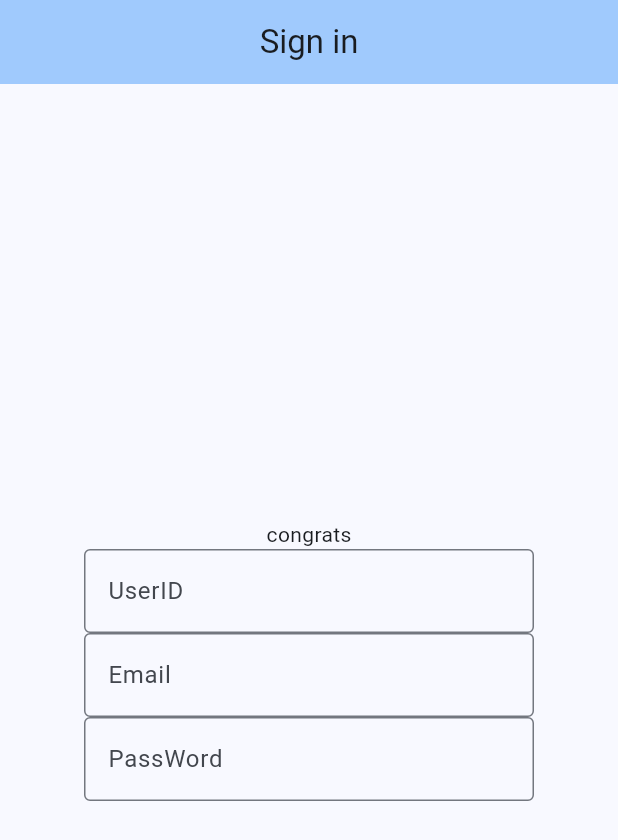
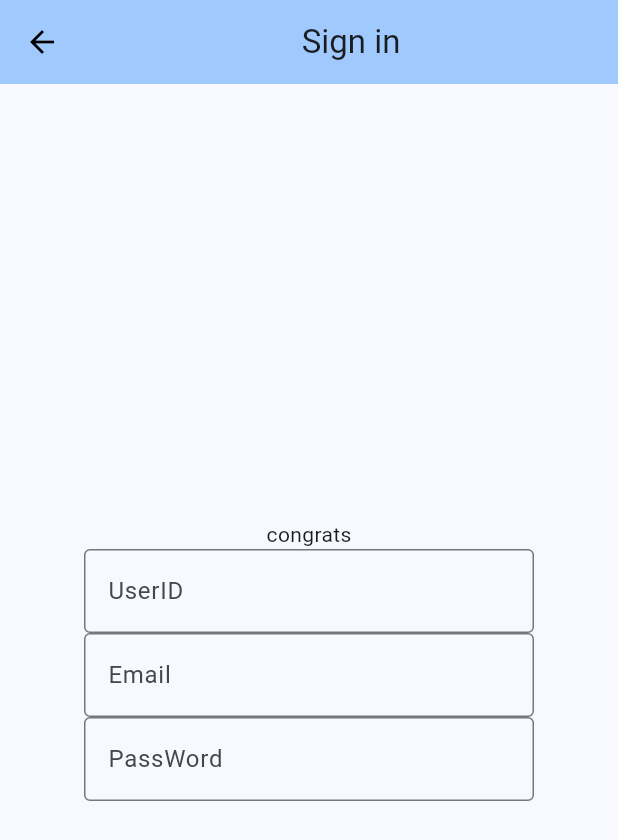
Before and after one commit to Flutter-Hiring-Platform/Flutter-Hiring-Platform, a Flutter app: the screen it shows after launch, after a tap on "Signin", on a phone screen of 412 x 824 dp. Shown: the top 840 px of the screen. Run offline on Flutter 3.47's test engine with Material 3 defaults, Android fonts, the phone set to English and light mode, and no system bars; network calls fail.

```diff
--- a/lib/home_page.dart
+++ b/lib/home_page.dart
@@ -1,6 +1,7 @@
 import 'package:flutter/material.dart';
 import 'login_page.widget.dart';
 import 'signup_page.widget.dart';
+import 'joblist.widget.dart';
 
 class MyHomePage extends StatefulWidget {
   const MyHomePage({super.key, required this.title});
@@ -17,6 +18,17 @@ class _MyHomePageState extends State<MyHomePage> {
       appBar: AppBar(
         backgroundColor: Theme.of(context).colorScheme.inversePrimary,
         title: Center(child: Text(widget.title)),
+        actions: <Widget>[
+          TextButton(
+            onPressed: () {
+              Navigator.push(
+                  context,
+                  MaterialPageRoute(
+                      builder: (context) => const JobWidget()));
+            },
+            child: const Text('Job List'),
+          ),
+        ],
       ),
       body: Center(
         child: Column(
--- /dev/null
+++ b/lib/job.dart
@@ -0,0 +1,39 @@
+class Job {
+  String title;
+  String company;
+  String description;
+  String location;
+
+  // String category;
+  // String contractType;
+
+  Job(this.title, this.company, this.description, this.location);
+
+  // , this.description, this.location, this.category, this.contractType, this.createDate);
+  // Job(this.title);
+
+  // static Job fromJSON(Map<String, dynamic> json){
+  //   return Job(
+  //     json['title'],
+  //     json['company']['display_name'],
+  //     json['description'],
+  //     json['location']['display_name'],
+  //     json['salary_max'],
+  //     json['category']['label'],
+  //     json['contract_type'],
+  //     json['create']
+  //   );
+  // }
+  factory Job.fromJSON(Map<String, dynamic> json) {
+    return Job(
+      json['title'],
+      json['company']['display_name'],
+
+      json['description'],
+      json['location']['display_name'],
+      // // json['salary_max'],
+      // json['category']['label'],
+      // json['contract_type'],
+    );
+  }
+}
--- a/lib/login.widget.dart
+++ b/lib/login.widget.dart
@@ -3,6 +3,7 @@ import 'package:flutter/material.dart';
 
 class LoginWidget extends StatefulWidget {
   const LoginWidget({super.key, required this.title});
+
   final String title;
 
   @override
@@ -14,7 +15,14 @@ class _LoginWidgetState extends State<LoginWidget> {
   Widget build(BuildContext context) {
     return Scaffold(
       appBar: AppBar(
-        backgroundColor: Theme.of(context).colorScheme.inversePrimary,
+        leading: IconButton(
+          icon: Icon(Icons.arrow_back, color: Colors.black),
+          onPressed: () => Navigator.of(context).pop(),
+        ),
+        backgroundColor: Theme
+            .of(context)
+            .colorScheme
+            .inversePrimary,
         title: Center(child: Text(widget.title)),
       ),
       body: Center(
--- a/lib/signup.widget.dart
+++ b/lib/signup.widget.dart
@@ -14,6 +14,10 @@ class _LoginWidgetState extends State<SignupWidget> {
   Widget build(BuildContext context) {
     return Scaffold(
       appBar: AppBar(
+        leading: IconButton(
+          icon: Icon(Icons.arrow_back, color: Colors.black),
+          onPressed: () => Navigator.of(context).pop(),
+        ),
         backgroundColor: Theme.of(context).colorScheme.inversePrimary,
         title: Center(child: Text(widget.title)),
       ),
--- a/pubspec.yaml
+++ b/pubspec.yaml
@@ -36,6 +36,8 @@ dependencies:
   # Use with the CupertinoIcons class for iOS style icons.
   cupertino_icons: ^1.0.2
   postgres: ^3.0.3
+  http: ^1.1.0
+  material: ^1.0.0+2
 
 dev_dependencies:
   flutter_test:
```
Also changed, not shown: lib/job.service.dart (added, +21 -0 lines), lib/job_cell.dart (added, +49 -0 lines), lib/joblist.widget.dart (added, +39 -0 lines), lib/joblist_page.widget.dart (added, +18 -0 lines), pubspec.lock, 1 other file.
